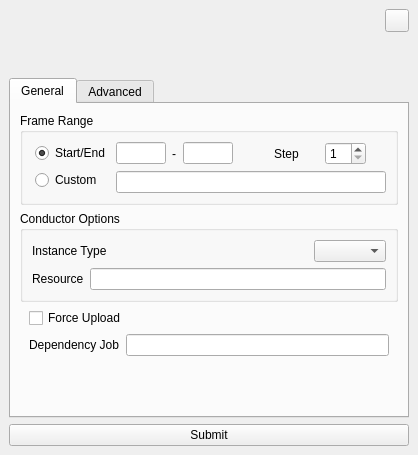
Above: conductor/resources/submitter.ui from AtomicConductor/conductor_client before the change. Below: the same form after it.
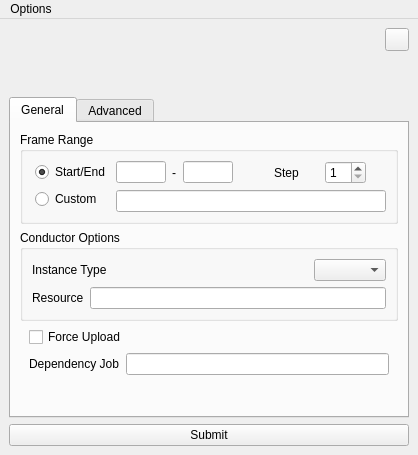
That is the form after the change. Icons and pictures are not drawn.

Commit message: added log level options in submitter ui

```diff
--- a/conductor/resources/submitter.ui
+++ b/conductor/resources/submitter.ui
@@ -17,6 +17,9 @@
    <iconset resource="../submitter_resources.qrc">
     <normaloff>:/images/resources/conductor_logo_01_x32.png</normaloff>:/images/resources/conductor_logo_01_x32.png</iconset>
   </property>
+  <property name="styleSheet">
+   <string notr="true"/>
+  </property>
   <widget class="QWidget" name="centralwidget">
    <layout class="QVBoxLayout" name="verticalLayout">
     <item>
@@ -130,6 +133,9 @@
       <property name="cursor">
        <cursorShape>ArrowCursor</cursorShape>
       </property>
+      <property name="styleSheet">
+       <string notr="true"/>
+      </property>
       <property name="tabPosition">
        <enum>QTabWidget::North</enum>
       </property>
@@ -685,6 +691,33 @@
     </item>
    </layout>
   </widget>
+  <widget class="QMenuBar" name="menubar">
+   <property name="geometry">
+    <rect>
+     <x>0</x>
+     <y>0</y>
+     <width>418</width>
+     <height>26</height>
+    </rect>
+   </property>
+   <widget class="QMenu" name="ui_options_qmenu">
+    <property name="title">
+     <string>Options</string>
+    </property>
+    <widget class="QMenu" name="ui_set_log_level_qmenu">
+     <property name="title">
+      <string>Set Log Level</string>
+     </property>
+    </widget>
+    <addaction name="ui_set_log_level_qmenu"/>
+   </widget>
+   <addaction name="ui_options_qmenu"/>
+  </widget>
+  <action name="actionWARNING">
+   <property name="text">
+    <string>WARNING</string>
+   </property>
+  </action>
  </widget>
  <tabstops>
   <tabstop>ui_start_end_rdbtn</tabstop>
```
The commit also changes 2 other files.
